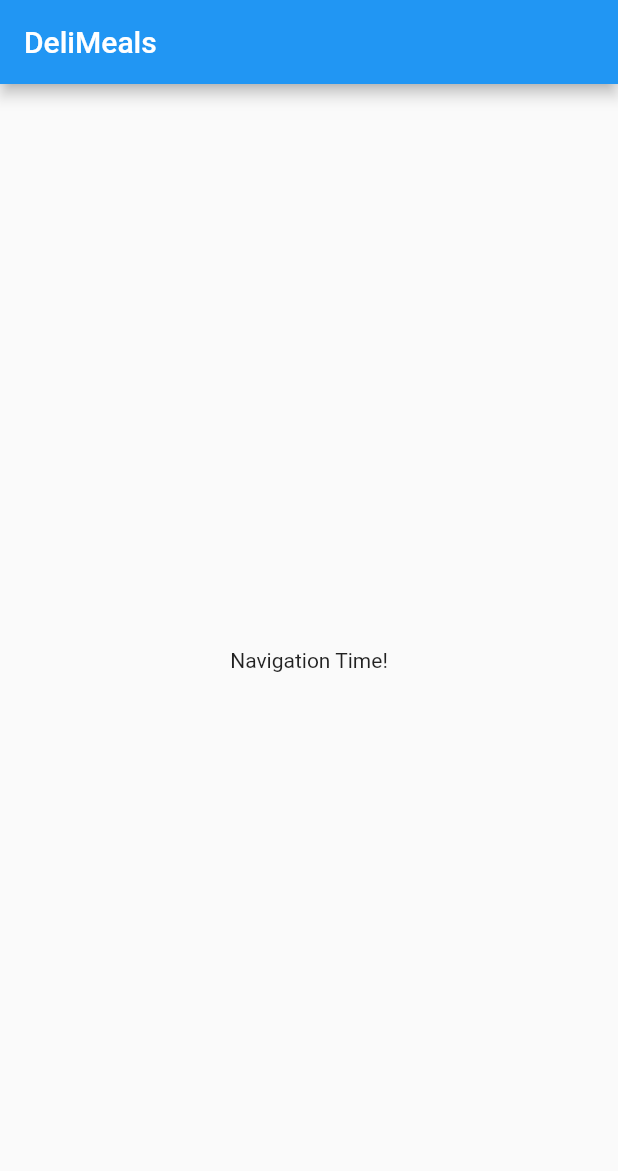
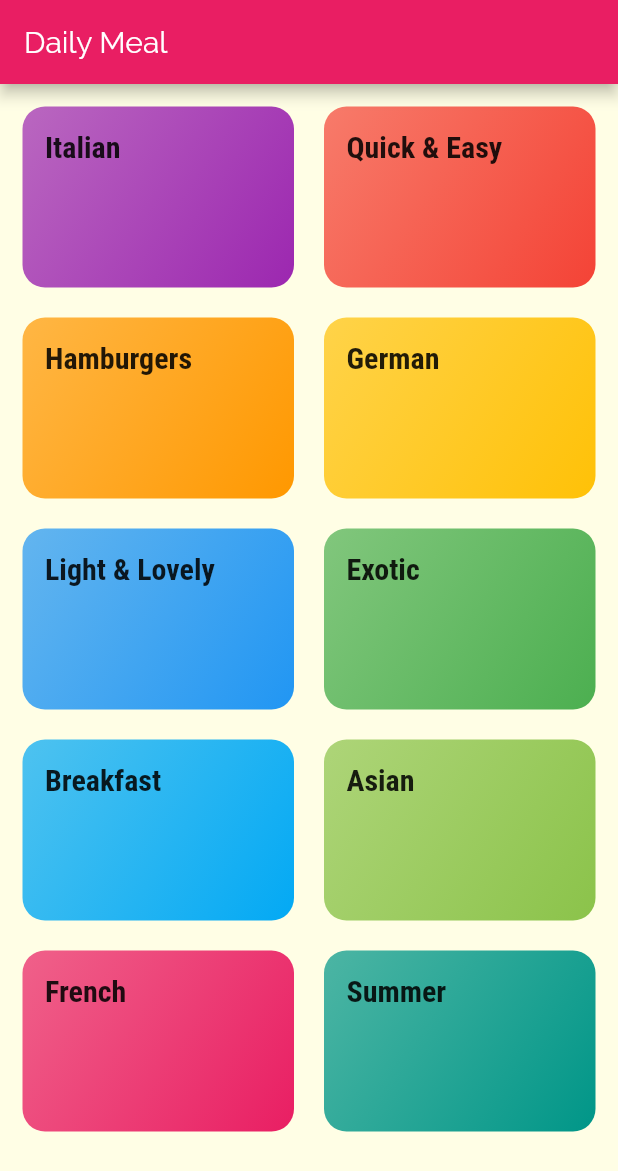
Before and after one commit to parimal5/Daily-Meals-App, a Flutter app: the screen it shows after launch, on a phone screen of 412 x 824 dp. Shown: the top 1171 px of the screen. Run offline on Flutter 3.47's test engine with Material 2 defaults, Android fonts, the phone set to English and light mode, and no system bars.

Commit message:
Added Dummy Data and Finished Home Page

```diff
--- /dev/null
+++ b/lib/catagories_screen.dart
@@ -0,0 +1,33 @@
+import 'package:flutter/material.dart';
+
+import 'dummy_data.dart';
+
+import 'category_item.dart';
+
+class CatagoriesScreen extends StatelessWidget {
+  @override
+  Widget build(BuildContext context) {
+    return Scaffold(
+      appBar: AppBar(
+        title: Text('Daily Meal'),
+      ),
+      body: GridView(
+        padding: EdgeInsets.all(15),
+        children: DUMMY_CATEGORIES
+            .map(
+              (catData) => CategoryItem(
+                catData.title,
+                catData.color,
+              ),
+            )
+            .toList(),
+        gridDelegate: SliverGridDelegateWithMaxCrossAxisExtent(
+          maxCrossAxisExtent: 200,
+          childAspectRatio: 3 / 2,
+          crossAxisSpacing: 20,
+          mainAxisSpacing: 20,
+        ),
+      ),
+    );
+  }
+}
--- /dev/null
+++ b/lib/category_item.dart
@@ -0,0 +1,30 @@
+import 'package:flutter/material.dart';
+
+class CategoryItem extends StatelessWidget {
+  final String title;
+  final Color color;
+
+  CategoryItem(this.title, this.color);
+
+  @override
+  Widget build(BuildContext context) {
+    return Container(
+      padding: const EdgeInsets.all(15),
+      child: Text(
+        title,
+        style: Theme.of(context).textTheme.headline6,
+      ),
+      decoration: BoxDecoration(
+        gradient: LinearGradient(
+          colors: [
+            color.withOpacity(0.7),
+            color,
+          ],
+          begin: Alignment.topLeft,
+          end: Alignment.bottomRight,
+        ),
+        borderRadius: BorderRadius.circular(15),
+      ),
+    );
+  }
+}
--- /dev/null
+++ b/lib/dummy_data.dart
@@ -0,0 +1,56 @@
+import 'package:flutter/material.dart';
+
+import 'model/category.dart';
+
+const DUMMY_CATEGORIES = const [
+  Category(
+    id: 'c1',
+    title: 'Italian',
+    color: Colors.purple,
+  ),
+  Category(
+    id: 'c2',
+    title: 'Quick & Easy',
+    color: Colors.red,
+  ),
+  Category(
+    id: 'c3',
+    title: 'Hamburgers',
+    color: Colors.orange,
+  ),
+  Category(
+    id: 'c4',
+    title: 'German',
+    color: Colors.amber,
+  ),
+  Category(
+    id: 'c5',
+    title: 'Light & Lovely',
+    color: Colors.blue,
+  ),
+  Category(
+    id: 'c6',
+    title: 'Exotic',
+    color: Colors.green,
+  ),
+  Category(
+    id: 'c7',
+    title: 'Breakfast',
+    color: Colors.lightBlue,
+  ),
+  Category(
+    id: 'c8',
+    title: 'Asian',
+    color: Colors.lightGreen,
+  ),
+  Category(
+    id: 'c9',
+    title: 'French',
+    color: Colors.pink,
+  ),
+  Category(
+    id: 'c10',
+    title: 'Summer',
+    color: Colors.teal,
+  ),
+];
--- a/lib/main.dart
+++ b/lib/main.dart
@@ -1,4 +1,5 @@
 import 'package:flutter/material.dart';
+import 'package:myfood/catagories_screen.dart';
 
 void main() => runApp(MyApp());
 
@@ -8,29 +9,24 @@
     return MaterialApp(
       title: 'DeliMeals',
       theme: ThemeData(
-        primarySwatch: Colors.blue,
-      ),
-      home: MyHomePage(),
+          primarySwatch: Colors.pink,
+          accentColor: Colors.amber,
+          canvasColor: Color.fromRGBO(255, 254, 229, 1),
+          fontFamily: 'Raleway',
+          textTheme: ThemeData.light().textTheme.copyWith(
+                bodyText2: TextStyle(
+                  color: Color.fromRGBO(20, 51, 51, 1),
+                ),
+                bodyText1: TextStyle(
+                  color: Color.fromRGBO(20, 51, 51, 1),
+                ),
+                headline6: TextStyle(
+                  fontSize: 20,
+                  fontFamily: 'RobotoCondensed',
+                  fontWeight: FontWeight.bold,
+                ),
+              )),
+      home: CatagoriesScreen(),
     );
   }
 }
-
-class MyHomePage extends StatefulWidget {
-    @override
-  _MyHomePageState createState() => _MyHomePageState();
-}
-
-class _MyHomePageState extends State<MyHomePage> {
-
-  @override
-  Widget build(BuildContext context) {
-    return Scaffold(
-      appBar: AppBar(
-        title: Text('DeliMeals'),
-      ),
-      body: Center(
-        child: Text('Navigation Time!'),
-      ),
-    );
-  }
-}
--- /dev/null
+++ b/lib/model/category.dart
@@ -0,0 +1,13 @@
+import 'package:flutter/material.dart';
+
+class Category {
+  final String id;
+  final String title;
+  final Color color;
+
+  const Category({
+    this.id,
+    this.title,
+    this.color = Colors.orange,
+  });
+}
```
Also changed, not shown: pubspec.yaml (+17 -6 lines), lib/assets/fonts/Raleway-Black.ttf (added), lib/assets/fonts/Raleway-Bold.ttf (added), lib/assets/fonts/Raleway-Regular.ttf (added), lib/assets/fonts/RobotoCondensed-Bold.ttf (added), lib/assets/fonts/RobotoCondensed-Italic.ttf (added), lib/assets/fonts/RobotoCondensed-Light.ttf (added), lib/assets/fonts/RobotoCondensed-Regular.ttf (added).
